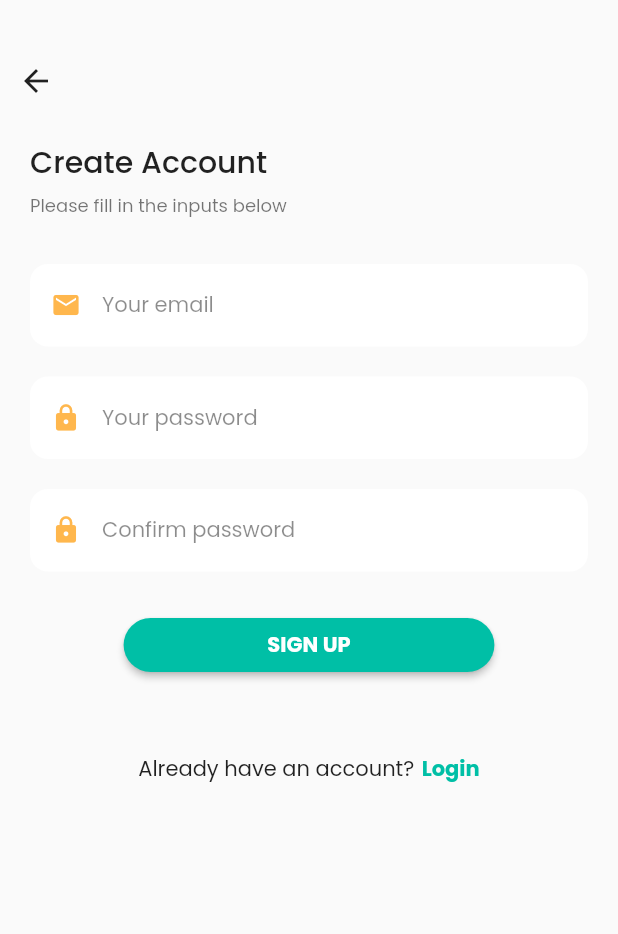
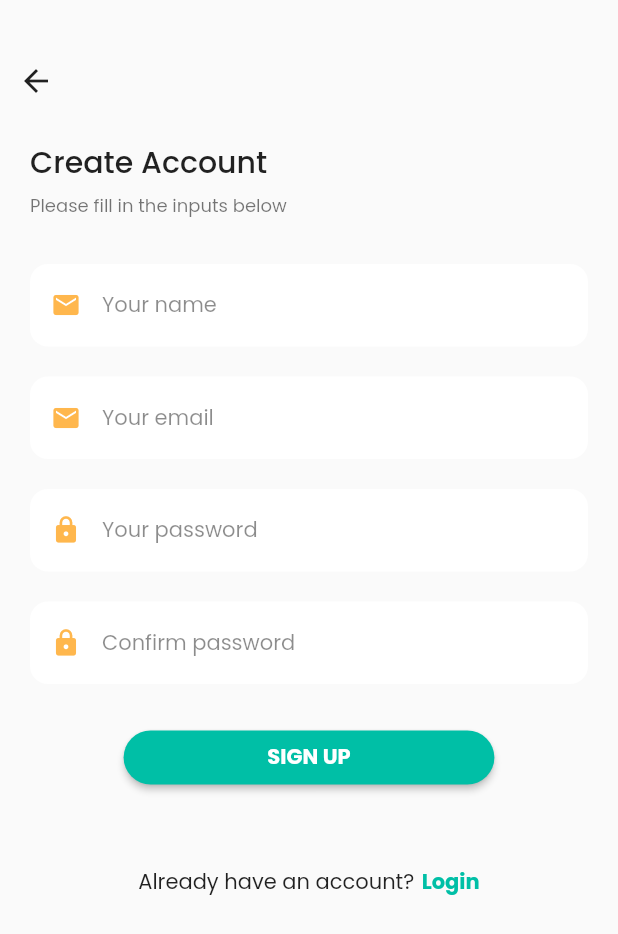
Before and after one commit to JoanNabusoba/obx_food_planner, a Flutter app: the screen it shows after launch, after a tap on an icon or button, on a phone screen of 412 x 824 dp. Shown: the top 934 px of the screen. Run offline on Flutter 3.47's test engine with Material 2 defaults, Android fonts, the phone set to English and light mode, and no system bars; our stand-ins replace get, google_fonts, objectbox; missing offline and left inert: dbcrypt; accounts and stored records are empty; generated files the repository leaves out were written again.

Commit message:
auth completed

```diff
--- /dev/null
+++ b/lib/backend/binding.dart
@@ -0,0 +1,11 @@
+import 'package:foodplanner_app/backend/main_controller.dart';
+import 'package:get/get.dart';
+
+//import 'authcontroller_alt.dart';
+
+class MainBinding implements Bindings {
+  @override
+  void dependencies() {
+    Get.put<MainController>(MainController());
+  }
+}
--- a/lib/backend/main_controller.dart
+++ b/lib/backend/main_controller.dart
@@ -1,4 +1,5 @@
 import 'package:flutter/material.dart';
+import 'package:foodplanner_app/backend/model/recipe.dart';
 import 'package:foodplanner_app/backend/model/user.dart';
 import 'package:foodplanner_app/main.dart';
 import 'package:foodplanner_app/utils/utils.dart';
@@ -7,8 +8,16 @@ import 'package:get/get.dart';
 class MainController extends GetxController {
   static MainController get to => Get.find();
   var user = Rxn<User>();
+  var recipeList = <Recipe>[].obs;
+
+  @override
+  onReady() {
+    recipeList.bindStream(vm.getRecipeStream());
+  }
 
   login(String email, String password) {
+    print(vm.userBox.getAll().map((e) => e.email).join(","));
+
     if (email.isEmpty || !email.isEmail) {
       Utils.errorSnackbar("Please enter valid email");
       return false;
@@ -30,7 +39,7 @@ class MainController extends GetxController {
 
   signUp(String name, String email, String password) {
     if (name.isEmpty) {
-      Utils.errorSnackbar("Please enter username");
+      Utils.errorSnackbar("Please enter your name");
       return false;
     }
     if (email.isEmpty || !email.isEmail) {
--- a/lib/backend/model/recipe.dart
+++ b/lib/backend/model/recipe.dart
@@ -6,6 +6,7 @@ import 'mealplan.dart';
 //@Sync()
 class Recipe {
   int id = 0;
+  String? image;
   String? title;
   String? calories;
   String? preptime;
@@ -15,6 +16,7 @@ class Recipe {
 
   Recipe({
     this.id = 0,
+    required this.image,
     required this.title,
     required this.calories,
     required this.preptime,
--- a/lib/backend/model/user.dart
+++ b/lib/backend/model/user.dart
@@ -19,7 +19,9 @@ class User {
 
   User.newUser(User user)
       : password =
-            DBCrypt().hashpw(user.password ?? "password", DBCrypt().gensalt());
+            DBCrypt().hashpw(user.password ?? "password", DBCrypt().gensalt()),
+        name = user.name,
+        email = user.email;
 
   bool login(pass) {
     return DBCrypt().checkpw("$pass", password ?? "");
--- a/lib/main.dart
+++ b/lib/main.dart
@@ -3,11 +3,14 @@ import 'package:foodplanner_app/backend/view_model.dart';
 import 'package:get/get.dart';
 import 'package:google_fonts/google_fonts.dart';
 
+import 'backend/binding.dart';
 import 'ui/auth/login.dart';
 
 late ViewModel vm;
 
 Future<void> main() async {
+  WidgetsFlutterBinding.ensureInitialized();
+
   vm = await ViewModel.create();
   runApp(
     const MyApp(),
@@ -22,6 +25,7 @@ class MyApp extends StatelessWidget {
   Widget build(BuildContext context) {
     return GetMaterialApp(
       title: 'Food Planner App',
+      initialBinding: MainBinding(),
       theme: ThemeData(
         primarySwatch: Colors.teal,
         textTheme: GoogleFonts.poppinsTextTheme(),
--- a/lib/ui/auth/register.dart
+++ b/lib/ui/auth/register.dart
@@ -1,6 +1,9 @@
 import 'package:flutter/material.dart';
 import 'package:foodplanner_app/ui/auth/login.dart';
 import 'package:foodplanner_app/ui/recipes/recipe_list.dart';
+import 'package:foodplanner_app/utils/utils.dart';
+import 'package:get/get.dart';
+import '../../backend/main_controller.dart';
 import '../widgets/fp_button.dart';
 import '../widgets/fp_textfield.dart';
 
@@ -12,6 +15,11 @@ class Signup extends StatefulWidget {
 }
 
 class _SignupState extends State<Signup> {
+  TextEditingController nameController = TextEditingController();
+  TextEditingController emailController = TextEditingController();
+  TextEditingController passwordController = TextEditingController();
+  TextEditingController repeatPasswordController = TextEditingController();
+
   @override
   Widget build(BuildContext context) {
     return SafeArea(
@@ -58,29 +66,41 @@ class _SignupState extends State<Signup> {
               Container(
                 padding: const EdgeInsets.symmetric(horizontal: 20),
                 child: Column(
-                  children: const [
+                  children: [
+                    FPTextField(
+                      keyboardinputType: TextInputType.name,
+                      hintText: 'Your name',
+                      obscureTxt: false,
+                      formfieldName: 'name',
+                      iconData: Icons.mail,
+                      controller: nameController,
+                    ),
+                    const SizedBox(height: 10),
                     FPTextField(
                       keyboardinputType: TextInputType.emailAddress,
                       hintText: 'Your email',
                       obscureTxt: false,
                       formfieldName: 'email',
                       iconData: Icons.mail,
+                      controller: emailController,
                     ),
-                    SizedBox(height: 10),
+                    const SizedBox(height: 10),
                     FPTextField(
                       keyboardinputType: TextInputType.text,
                       hintText: 'Your password',
                       obscureTxt: true,
                       formfieldName: 'password',
                       iconData: Icons.lock,
+                      controller: passwordController,
                     ),
-                    SizedBox(height: 10),
+                    const SizedBox(height: 10),
                     FPTextField(
                       keyboardinputType: TextInputType.text,
                       hintText: 'Confirm password',
                       obscureTxt: true,
                       formfieldName: 'confirm_password',
                       iconData: Icons.lock,
+                      controller: repeatPasswordController,
                     ),
                   ],
                 ),
@@ -93,11 +113,13 @@ class _SignupState extends State<Signup> {
                 child: FPButton(
                     text: "SIGN UP",
                     onPressed: () {
-                      Navigator.push(
-                        context,
-                        MaterialPageRoute(
-                            builder: (context) => const RecipeList()),
-                      );
+                      if (passwordController.text !=
+                          repeatPasswordController.text) {
+                        Utils.errorSnackbar("Password Missmatch!");
+                      } else if (MainController.to.signUp(nameController.text,
+                          emailController.text, passwordController.text)) {
+                        Get.to(() => const RecipeList());
+                      }
                     }),
               ),
               const SizedBox(height: 35),
--- a/lib/ui/widgets/fp_textfield.dart
+++ b/lib/ui/widgets/fp_textfield.dart
@@ -21,6 +21,7 @@ class FPTextField extends StatelessWidget {
     return Container(
       margin: const EdgeInsets.symmetric(vertical: 5),
       child: TextField(
+        controller: controller,
         obscureText: obscureTxt,
         keyboardType: keyboardinputType,
         style: Theme.of(context).textTheme.bodyMedium,
--- a/pubspec.yaml
+++ b/pubspec.yaml
@@ -45,6 +45,7 @@ dependencies:
   flutter_bcrypt: ^1.0.8
   dbcrypt: ^2.0.0
   get: ^4.6.5
+  image_picker: ^0.8.3
 
 
 dev_dependencies:
```
Also changed, not shown: lib/objectbox-model.json (+10 -3 lines), lib/ui/mealplan/meal_plan_list.dart (+11 -0 lines), lib/ui/recipes/add_edit_recipe.dart (+14 -1 lines), lib/ui/recipes/recipe_list.dart (+78 -18 lines), lib/ui/recipes/single_recipe.dart (+9 -8 lines), lib/utils/utils.dart (+6 -2 lines), lib/objectbox.g.dart, pubspec.lock, 3 other files.
